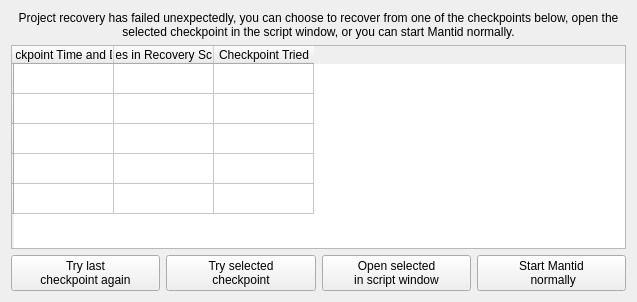
This is MantidPlot/src/ProjectRecoveryGUIs/RecoveryFailure.ui in mantidproject/mantid as Qt 5 draws it before an edit. The edited form follows.
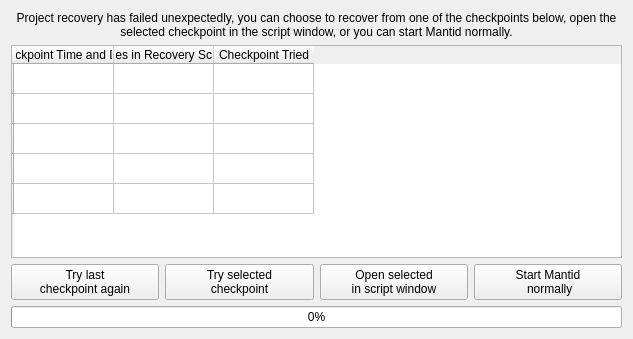
This is the edited form.

What changed in the file:
```diff
--- a/MantidPlot/src/ProjectRecoveryGUIs/RecoveryFailure.ui
+++ b/MantidPlot/src/ProjectRecoveryGUIs/RecoveryFailure.ui
@@ -6,8 +6,8 @@
    <rect>
     <x>0</x>
     <y>0</y>
-    <width>637</width>
-    <height>302</height>
+    <width>633</width>
+    <height>339</height>
    </rect>
   </property>
   <property name="windowTitle">
@@ -117,6 +117,13 @@
      </item>
     </layout>
    </item>
+   <item>
+    <widget class="QProgressBar" name="progressBar">
+     <property name="value">
+      <number>0</number>
+     </property>
+    </widget>
+   </item>
   </layout>
  </widget>
  <resources/>
```
